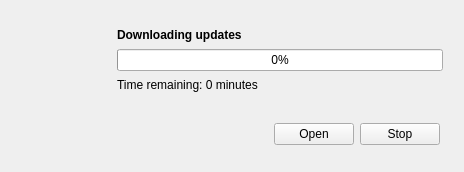
The window that qsimpleupdater/src/downloader.ui (trevorsandy/lpub3d-ci) describes before a commit, drawn with Qt 5.
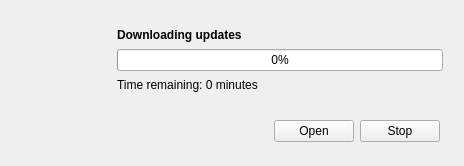
The same window after the commit. Icons and pictures are not drawn.

Patch:
```diff
--- a/qsimpleupdater/src/downloader.ui
+++ b/qsimpleupdater/src/downloader.ui
@@ -7,7 +7,7 @@
     <x>0</x>
     <y>0</y>
     <width>464</width>
-    <height>172</height>
+    <height>164</height>
    </rect>
   </property>
   <property name="sizePolicy">
```
Left out of the diff: 4 changed lines with no effect on the pictures.
